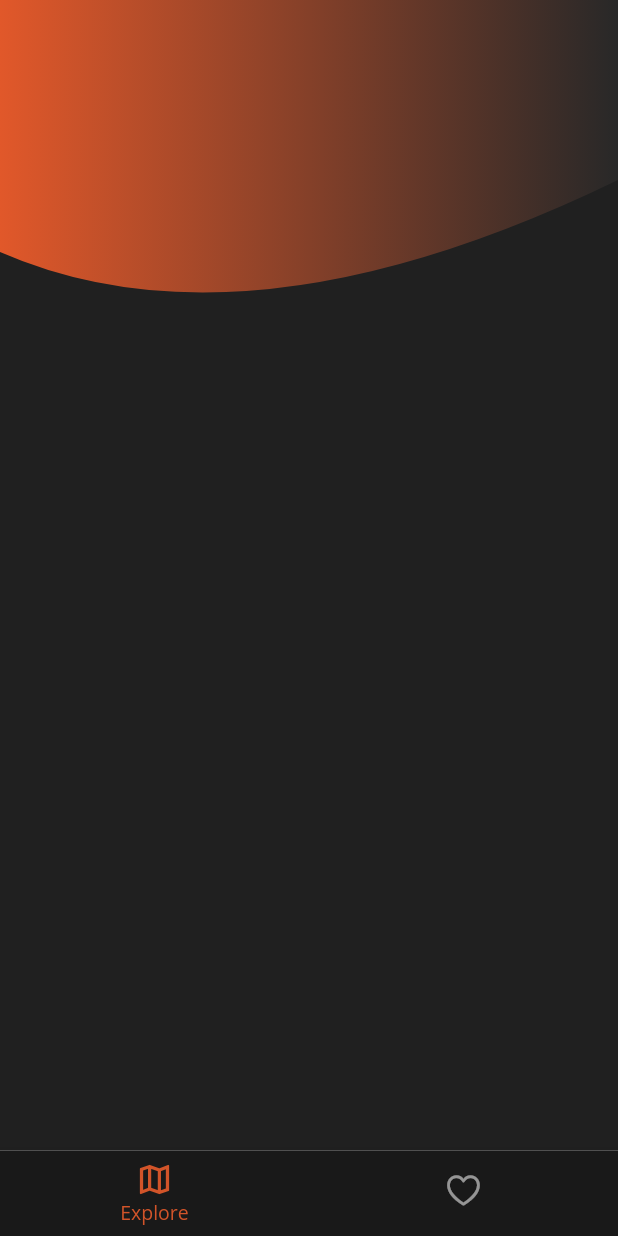
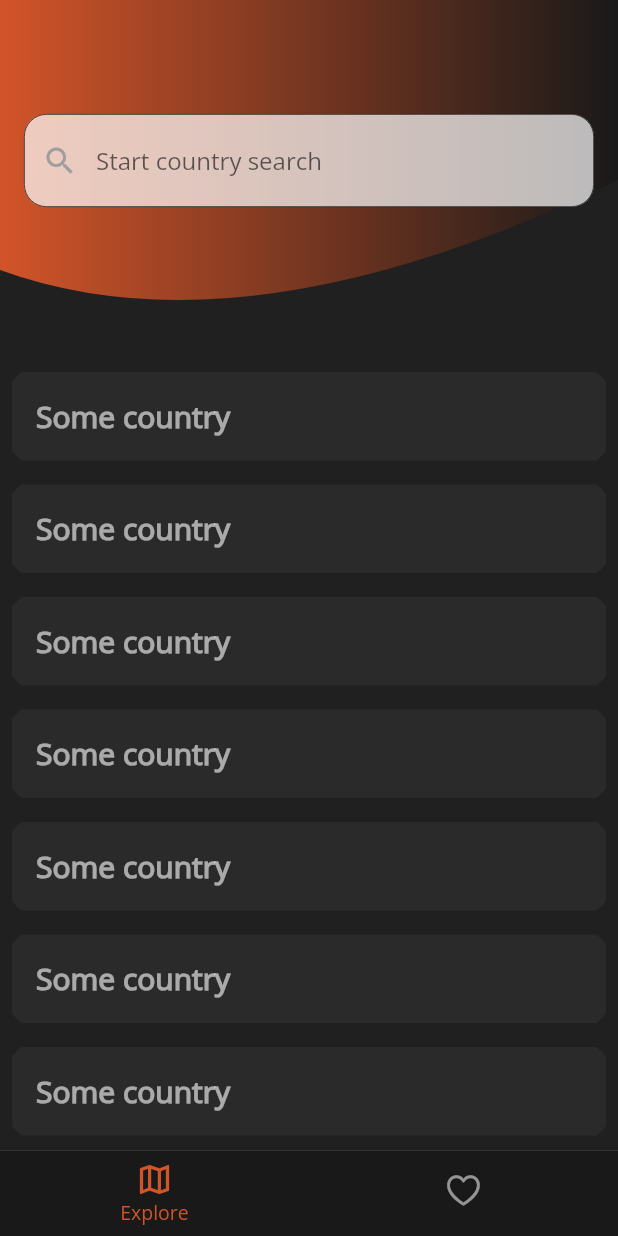
Before and after one commit to VailStrawb/travel_app, a Flutter app: the screen it shows after launch, after a tap on "Get Started", on a phone screen of 412 x 824 dp. Run offline on Flutter 3.47's test engine with Material 2 defaults, Android fonts, the phone set to English and light mode, and no system bars; our stand-ins replace shared_preferences.

Commit message:
Make Search Bar and List of counties

```diff
--- /dev/null
+++ b/lib/common_widgets/search_bar.dart
@@ -0,0 +1,37 @@
+import 'package:flutter/material.dart';
+
+class SearchBar extends StatelessWidget {
+  final orange = const Color.fromARGB(255, 210, 84, 41);
+  final grey = const Color.fromARGB(255, 25, 25, 25);
+
+  const SearchBar({super.key});
+
+  @override
+  Widget build(BuildContext context) {
+    return SizedBox(
+      width: MediaQuery.of(context).size.width - 32,
+      child: TextFormField(
+        decoration: InputDecoration(
+          filled: true,
+          fillColor: Colors.white70,
+          focusColor: orange,
+          focusedBorder: _border(orange),
+          border: _border(grey),
+          enabledBorder: _border(grey),
+          hintText: 'Start country search',
+          contentPadding: const EdgeInsets.symmetric(vertical: 20),
+          prefixIcon: const Icon(
+            Icons.search,
+            color: Colors.grey,
+          ),
+        ),
+        onFieldSubmitted: (value) {},
+      ),
+    );
+  }
+
+  OutlineInputBorder _border(Color color) => OutlineInputBorder(
+        borderSide: BorderSide(width: 0.5, color: color),
+        borderRadius: BorderRadius.circular(15),
+      );
+}
--- /dev/null
+++ b/lib/common_widgets/search_page.dart
@@ -0,0 +1,35 @@
+import 'package:flutter/material.dart';
+import 'package:travel_app/common_widgets/sliver_search_appbar.dart';
+
+class SearchPage extends StatelessWidget {
+  const SearchPage({Key? key}) : super(key: key);
+
+  @override
+  Widget build(BuildContext context) {
+    return Scaffold(
+      backgroundColor: const Color.fromARGB(255, 32, 32, 32),
+      body: CustomScrollView(
+        slivers: [
+          SliverPersistentHeader(
+            delegate: SliverSearchAppBar(),
+            pinned: true,
+          ),
+          SliverList(
+              delegate: SliverChildBuilderDelegate((BuildContext context, int index) {
+            return ClipRRect(
+              borderRadius: const BorderRadius.all(Radius.circular(45)),
+              child: Container(
+                  color: const Color.fromARGB(255, 42, 42, 42),
+                  margin: const EdgeInsets.all(8),
+                  padding: const EdgeInsets.all(16),
+                  child: const Text(
+                    'Some country',
+                    style: TextStyle(fontSize: 20, color: Colors.white60, fontWeight: FontWeight.w600),
+                  )),
+            );
+          }, childCount: 20)),
+        ],
+      ),
+    );
+  }
+}
--- /dev/null
+++ b/lib/common_widgets/sliver_search_appbar.dart
@@ -0,0 +1,36 @@
+import 'package:flutter/cupertino.dart';
+import 'package:travel_app/common_widgets/search_bar.dart';
+import 'package:travel_app/internal/home/background_wave.dart';
+
+class SliverSearchAppBar extends SliverPersistentHeaderDelegate {
+  @override
+  Widget build(BuildContext context, double shrinkOffset, bool overlapsContent) {
+    var adjustedShrinkOffset = shrinkOffset > minExtent ? minExtent : shrinkOffset;
+    double offset = (minExtent - adjustedShrinkOffset) * 0.5;
+    double topPadding = MediaQuery.of(context).padding.top + 16;
+
+    return Stack(
+      children: [
+        const BackgroundWave(
+          height: 240,
+        ),
+        Positioned(
+          top: topPadding + offset,
+          left: 16,
+          right: 16,
+          child: SearchBar(),
+        )
+      ],
+    );
+  }
+
+  @override
+  double get maxExtent => 240;
+
+  @override
+  double get minExtent => 120;
+
+  @override
+  bool shouldRebuild(covariant SliverPersistentHeaderDelegate oldDelegate) =>
+      oldDelegate.maxExtent != maxExtent || oldDelegate.minExtent != minExtent;
+}
--- /dev/null
+++ b/lib/internal/home/background_wave.dart
@@ -0,0 +1,48 @@
+import 'package:flutter/cupertino.dart';
+
+class BackgroundWave extends StatelessWidget {
+  final double height;
+
+  const BackgroundWave({Key? key, required this.height}) : super(key: key);
+
+  @override
+  Widget build(BuildContext context) {
+    return SizedBox(
+      height: height,
+      child: ClipPath(
+          clipper: BackgroundWaveClipper(),
+          child: Container(
+            width: MediaQuery.of(context).size.width,
+            height: height,
+            decoration: const BoxDecoration(
+                gradient: LinearGradient(
+              colors: [Color.fromARGB(255, 210, 84, 41), Color.fromARGB(255, 25, 25, 25)],
+            )),
+          )),
+    );
+  }
+}
+
+class BackgroundWaveClipper extends CustomClipper<Path> {
+  @override
+  Path getClip(Size size) {
+    var path = Path();
+    const minSize = 120.0;
+
+    final p1Diff = ((minSize - size.height) * 0.5).truncate().abs();
+    path.lineTo(0.0, size.height - p1Diff);
+
+    final controlPoint = Offset(size.width * 0.4, size.height);
+    final endPoint = Offset(size.width, minSize);
+
+    path.quadraticBezierTo(controlPoint.dx, controlPoint.dy, endPoint.dx, endPoint.dy);
+
+    path.lineTo(size.width, 0.0);
+    path.close();
+
+    return path;
+  }
+
+  @override
+  bool shouldReclip(BackgroundWaveClipper oldClipper) => oldClipper != this;
+}
--- a/lib/internal/home/background_wave_clipper.dart
+++ /dev/null
@@ -1,23 +0,0 @@
-import 'package:flutter/cupertino.dart';
-
-class BackgroundWaveClipper extends CustomClipper<Path> {
-  @override
-  Path getClip(Size size) {
-    var path = Path();
-
-    final p0 = size.height * 0.7;
-    path.lineTo(0.0, p0);
-
-    final controlPoint = Offset(size.width * 0.4, size.height);
-    final endPoint = Offset(size.width, size.height / 2);
-    path.quadraticBezierTo(controlPoint.dx, controlPoint.dy, endPoint.dx, endPoint.dy);
-
-    path.lineTo(size.width, 0.0);
-    path.close();
-
-    return path;
-  }
-
-  @override
-  bool shouldReclip(BackgroundWaveClipper oldClipper) => oldClipper != this;
-}
--- a/lib/internal/home/unvisited_countries_screen.dart
+++ b/lib/internal/home/unvisited_countries_screen.dart
@@ -1,27 +1,27 @@
 import 'package:flutter/material.dart';
-
-import 'background_wave_clipper.dart';
+import '../../common_widgets/search_page.dart';
 
 class UnvisitedCountriesScreen extends StatelessWidget {
   const UnvisitedCountriesScreen({Key? key}) : super(key: key);
 
   @override
   Widget build(BuildContext context) {
-    return Scaffold(
-      backgroundColor: const Color.fromARGB(255, 32, 32, 32),
-      body: Column(children: [
-        ClipPath(
-          clipper: BackgroundWaveClipper(),
-          child: Container(
-            width: MediaQuery.of(context).size.width,
-            height: 240.0,
-            decoration: const BoxDecoration(
-                gradient: LinearGradient(
-              colors: [Color.fromARGB(255, 225, 88, 42), Color.fromARGB(255, 40, 40, 40)],
-            )),
-          ),
-        ),
-      ]),
+    return const Scaffold(
+      backgroundColor: Color.fromARGB(255, 32, 32, 32),
+      body: SearchPage(),
+      // body: Column(children: [
+      //   ClipPath(
+      //     clipper: BackgroundWaveClipper(),
+      //     child: Container(
+      //       width: MediaQuery.of(context).size.width,
+      //       height: 240.0,
+      //       decoration: const BoxDecoration(
+      //           gradient: LinearGradient(
+      //         colors: [Color.fromARGB(255, 225, 88, 42), Color.fromARGB(255, 40, 40, 40)],
+      //       )),
+      //     ),
+      //   ),
+      // ]),
     );
   }
 }
--- a/lib/internal/home/visited_countries_screen.dart
+++ b/lib/internal/home/visited_countries_screen.dart
@@ -1,27 +1,28 @@
 import 'package:flutter/material.dart';
-
-import 'background_wave_clipper.dart';
+import 'background_wave.dart';
+import '../../common_widgets/search_page.dart';
 
 class VisitedCountriesScreen extends StatelessWidget {
   const VisitedCountriesScreen({Key? key}) : super(key: key);
 
   @override
   Widget build(BuildContext context) {
-    return Scaffold(
-      backgroundColor: const Color.fromARGB(255, 32, 32, 32),
-      body: Column(children: [
-        ClipPath(
-          clipper: BackgroundWaveClipper(),
-          child: Container(
-            width: MediaQuery.of(context).size.width,
-            height: 240.0,
-            decoration: const BoxDecoration(
-                gradient: LinearGradient(
-              colors: [Color.fromARGB(255, 225, 88, 42), Color.fromARGB(255, 40, 40, 40)],
-            )),
-          ),
-        ),
-      ]),
+    return const Scaffold(
+      backgroundColor: Color.fromARGB(255, 32, 32, 32),
+      body: SearchPage(),
+      // body: Column(children: [
+      //   ClipPath(
+      //     clipper: BackgroundWaveClipper(),
+      //     child: Container(
+      //       width: MediaQuery.of(context).size.width,
+      //       height: 240.0,
+      //       decoration: const BoxDecoration(
+      //           gradient: LinearGradient(
+      //         colors: [Color.fromARGB(255, 225, 88, 42), Color.fromARGB(255, 40, 40, 40)],
+      //       )),
+      //     ),
+      //   ),
+      // ]),
     );
   }
 }
```
